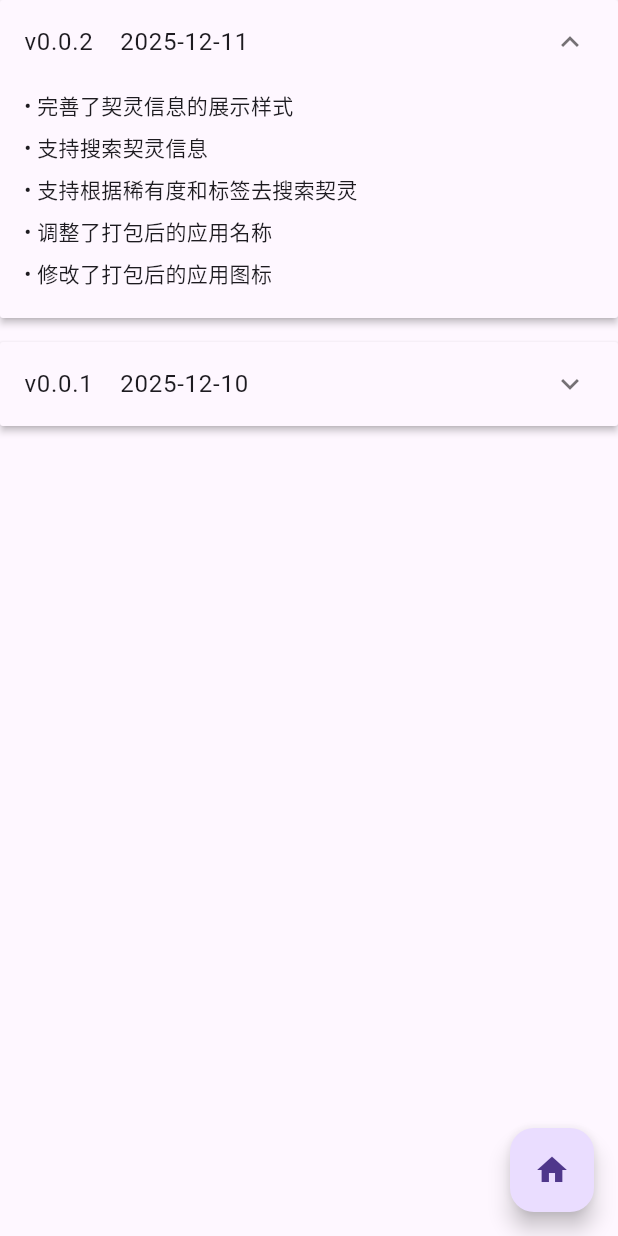
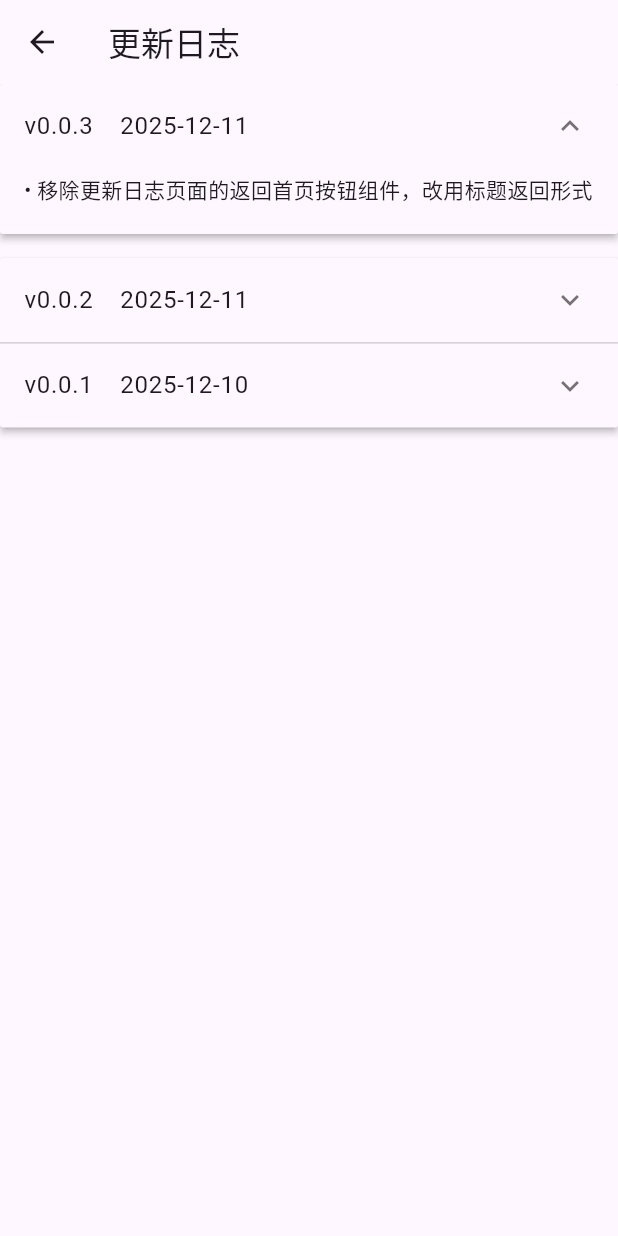
Before and after one commit to Liu7i-67/torchlight_dex, a Flutter app: the ChangeLogPage screen opened by its route, on a phone screen of 412 x 824 dp. Run offline on Flutter 3.47's test engine with Material 3 defaults, Android fonts, the phone set to English and light mode, and no system bars.

```diff
--- a/lib/pages/changelog/changelog.dart
+++ b/lib/pages/changelog/changelog.dart
@@ -1,5 +1,4 @@
 import 'package:flutter/material.dart';
-import 'package:torchlight_dex/components/backToHome/back_to_home.dart';
 import 'package:torchlight_dex/components/staticAccordion.dart';
 
 class ChangeLogPage extends StatefulWidget {
@@ -13,11 +12,16 @@ class _ChangeLogPageState extends State<ChangeLogPage> {
   @override
   Widget build(BuildContext context) {
     return Scaffold(
+      appBar: AppBar(title: Text("更新日志")),
       body: ListView(
         children: [
           StaticAccordion(
             initialIndex: 0,
             items: [
+              AccordionItem(
+                title: "v0.0.3    2025-12-11",
+                contents: ["移除更新日志页面的返回首页按钮组件，改用标题返回形式"],
+              ),
               AccordionItem(
                 title: "v0.0.2    2025-12-11",
                 contents: [
@@ -36,7 +40,6 @@ class _ChangeLogPageState extends State<ChangeLogPage> {
           ),
         ],
       ),
-      floatingActionButton: const BackHomeButton(),
     );
   }
 }
--- a/lib/pages/home/home.dart
+++ b/lib/pages/home/home.dart
@@ -80,7 +80,7 @@ class HomePage extends StatelessWidget {
                 child: Align(
                   alignment: Alignment.bottomLeft,
                   child: Text(
-                    '版本号 0.0.2',
+                    '版本号 0.0.3',
                     style: TextStyle(color: Colors.grey[600]),
                   ),
                 ),
--- a/pubspec.yaml
+++ b/pubspec.yaml
@@ -1,7 +1,7 @@
 name: torchlight_dex
 description: "一个火炬之光无限的本地百科APP"
 publish_to: "none"
-version: 0.0.2
+version: 0.0.3
 
 environment:
   sdk: ^3.10.3
```
Also changed, not shown: 1 other file.
